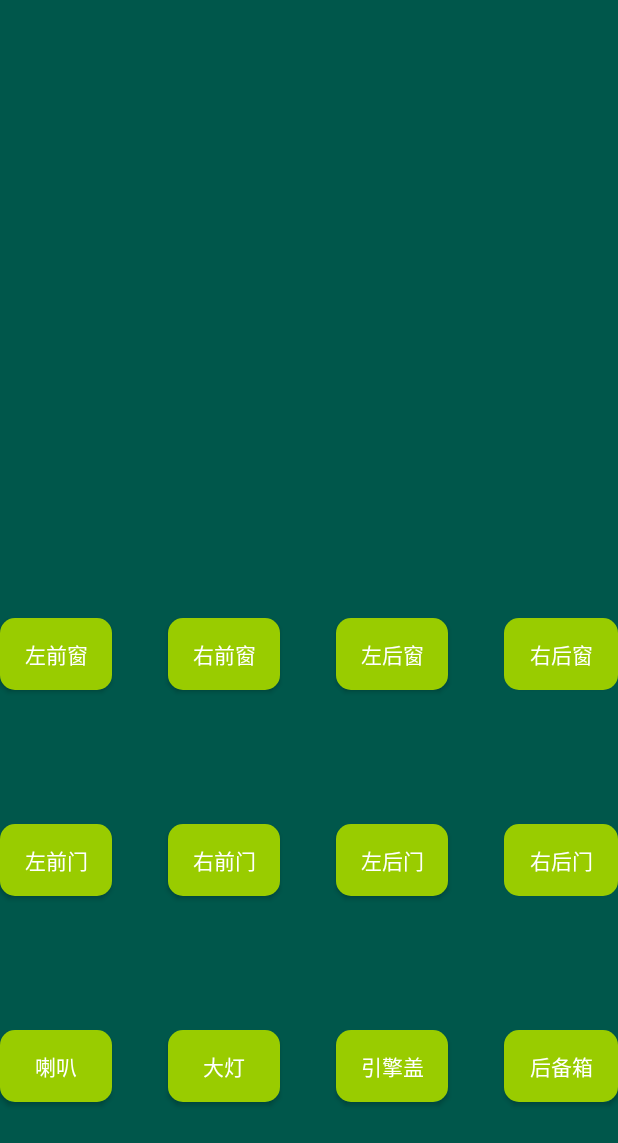
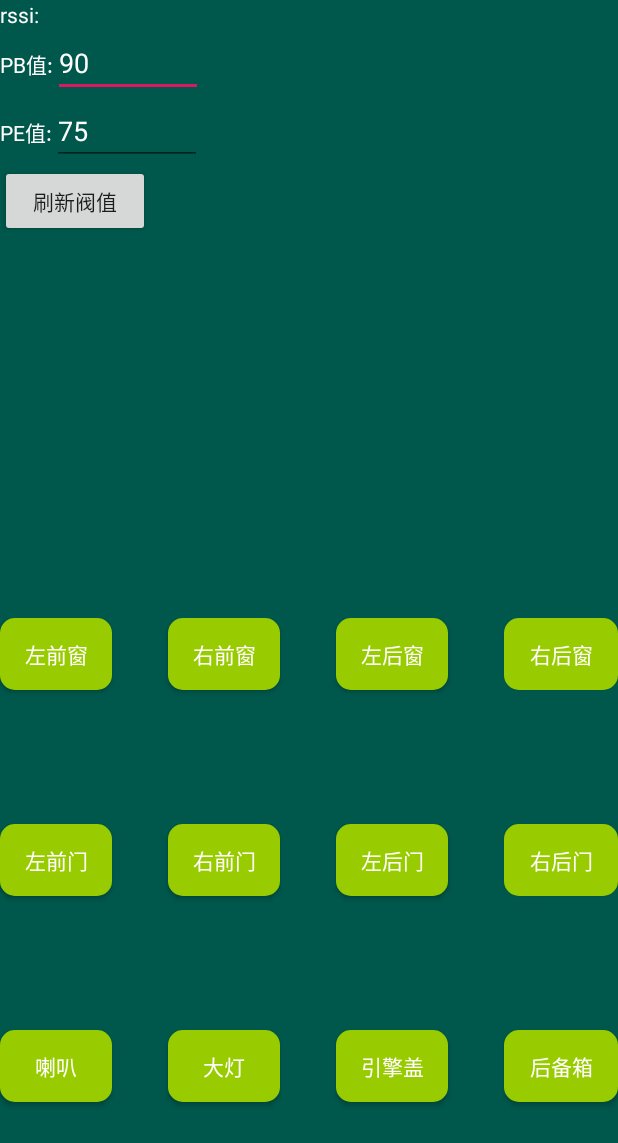
Before and after one commit to JunMaJianKe/BLTCarKey, an Android app: the DigitalKeyActivity screen opened directly, with no data from a screen before it, on a phone screen of 412 x 824 dp. Shown: the top 1143 px of the screen. Run offline under Robolectric (Android 15) with nearby library versions, the phone set to English and light mode, and no system bars; 2 statements that could not run were skipped.

Commit message:
first debugging

```diff
--- a/app/src/main/java/com/neo/bltcarkey/DigitalKeyActivity.java
+++ b/app/src/main/java/com/neo/bltcarkey/DigitalKeyActivity.java
@@ -3,8 +3,14 @@ package com.neo.bltcarkey;
 import android.app.Activity;
 import android.content.Intent;
 import android.os.Bundle;
+import android.os.Handler;
+import android.os.Message;
 import android.view.View;
 import android.widget.Button;
+import android.widget.EditText;
+import android.widget.TextView;
+
+import androidx.annotation.NonNull;
 
 import com.neo.bltcarkey.listener.OperationFeedBack;
 import com.neo.bltcarkey.common.Config;
@@ -37,7 +43,40 @@ public class DigitalKeyActivity extends Activity implements OperationFeedBack,
     private Button mCarHorn;
     private Button mCarLight;
 
+    private TextView tv_rssi;
+    private EditText etv_pb;
+    private EditText etv_pe;
+    private Button pbtn;
+    private int mCurrentPe = 75;
+    private int mCurrentPb = 90;
+
+
     private BleManager mBleManager;
+
+    private Handler mHandler = new Handler() {
+        @Override
+        public void handleMessage(@NonNull Message msg) {
+            super.handleMessage(msg);
+            if (msg.what == 1) {
+                int rssi = msg.arg1;
+                tv_rssi.setText("rssi:" + rssi);
+                if (mBleKeyLayout == null) {
+                    return;
+                }
+                int AbsRssi = Math.abs(rssi);
+                if (AbsRssi <= mCurrentPe) {
+                    mBleKeyLayout.setStatus(Config.STATUS_PS);
+                } else if (AbsRssi > mCurrentPe && AbsRssi <= mCurrentPb) {
+                    mBleKeyLayout.setStatus(Config.STATUS_PE);
+                } else if (AbsRssi > mCurrentPb) {
+                    mBleKeyLayout.setStatus(Config.STATUS_PB);
+                }
+            } else if (msg.what == 2) {
+
+            }
+
+        }
+    };
 
     @Override
     protected void onCreate(Bundle savedInstanceState) {
@@ -101,6 +140,13 @@ public class DigitalKeyActivity extends Activity implements OperationFeedBack,
             case R.id.car_light:
                 mBleManager.onControlLight();
                 break;
+            case R.id.btn_p:
+                String pe = etv_pe.getText().toString();
+                String pb = etv_pb.getText().toString();
+
+                mCurrentPe = Integer.valueOf(pe);
+                mCurrentPb = Integer.valueOf(pb);
+                break;
         }
     }
 
@@ -133,6 +179,14 @@ public class DigitalKeyActivity extends Activity implements OperationFeedBack,
 
     }
 
+    @Override
+    public void onUpdateRssi(int rssi) {
+        Message msg = Message.obtain();
+        msg.what = 1;
+        msg.arg1 = rssi;
+        mHandler.sendMessage(msg);
+    }
+
     private void initBle() {
         mBleManager = new BleManager(this, this);
     }
@@ -154,6 +208,8 @@ public class DigitalKeyActivity extends Activity implements OperationFeedBack,
         mCarTruck = findViewById(R.id.car_trunk);
         mCarHorn = findViewById(R.id.car_horn);
         mCarLight = findViewById(R.id.car_light);
+        tv_rssi = findViewById(R.id.tv_rssi);
+
 
         mLeftFrontDoor.setOnClickListener(this);
         mRightFrontDoor.setOnClickListener(this);
@@ -167,5 +223,10 @@ public class DigitalKeyActivity extends Activity implements OperationFeedBack,
         mCarHorn.setOnClickListener(this);
         mCarTruck.setOnClickListener(this);
         mCarHood.setOnClickListener(this);
+
+        etv_pb = findViewById(R.id.tv_pb);
+        etv_pe = findViewById(R.id.tv_pe);
+        pbtn = findViewById(R.id.btn_p);
+        pbtn.setOnClickListener(this);
     }
 }
--- a/app/src/main/java/com/neo/bltcarkey/common/Commons.java
+++ b/app/src/main/java/com/neo/bltcarkey/common/Commons.java
@@ -5,7 +5,7 @@ import java.util.UUID;
 public class Commons {
 
     //定义需要进行通信的ServiceUUID
-    public static  UUID BLE_SERVICE_UUID = UUID.fromString("0000xxxx-0000-1000-8000-00805f9b34fb");
+    public static  UUID BLE_SERVICE_UUID = UUID.fromString("0000180f-0000-1000-8000-00805f9b34fb");
     //定义需要进行通信的CharacteristicUUID
-    public static UUID BLE_CHARACTERISTIC_UUID = UUID.fromString("0000yyyy-0000-1000-8000-00805f9b34fb");
+    public static UUID BLE_CHARACTERISTIC_UUID = UUID.fromString("00001803-0000-1000-8000-00805f9b34fb");
 }
--- a/app/src/main/java/com/neo/bltcarkey/listener/BleReceiveListener.java
+++ b/app/src/main/java/com/neo/bltcarkey/listener/BleReceiveListener.java
@@ -2,4 +2,5 @@ package com.neo.bltcarkey.listener;
 
 public interface BleReceiveListener {
     void onBleDisconnect();
+    void onUpdateRssi(int rssi);
 }
--- a/app/src/main/java/com/neo/bltcarkey/listener/IBleConnectListener.java
+++ b/app/src/main/java/com/neo/bltcarkey/listener/IBleConnectListener.java
@@ -12,4 +12,5 @@ import android.bluetooth.BluetoothGatt;
 public interface IBleConnectListener {
     void onUpdateConnectStatus(BluetoothDevice device, int status);
     void setGatt(BluetoothGatt gatt);
+    void setRssi(int rssi);
 }
--- a/app/src/main/java/com/neo/bltcarkey/listener/OperationFeedBack.java
+++ b/app/src/main/java/com/neo/bltcarkey/listener/OperationFeedBack.java
@@ -16,4 +16,6 @@ public interface OperationFeedBack {
     void onUpdateKeyDistance(int status);
 
     void onBLeScan(int status, List<String> list);
+
+    void onUpdateRssi(int rssi);
 }
--- a/app/src/main/java/com/neo/bltcarkey/widget/BleKeyLayout.java
+++ b/app/src/main/java/com/neo/bltcarkey/widget/BleKeyLayout.java
@@ -6,6 +6,7 @@ import android.graphics.BitmapFactory;
 import android.graphics.Canvas;
 import android.graphics.Paint;
 import android.util.AttributeSet;
+import android.util.Log;
 import android.view.View;
 
 import androidx.core.content.ContextCompat;
@@ -88,6 +89,7 @@ public class BleKeyLayout extends View {
     }
 
     public void setStatus(int status) {
+        Log.d("BleKeyLayout", "status = " + status);
         switch (status) {
             case Config.STATUS_PB:
                 mPaint.setColor(mColorPb);
--- a/app/src/main/res/layout/car_key_layout.xml
+++ b/app/src/main/res/layout/car_key_layout.xml
@@ -10,10 +10,67 @@
         android:layout_height="0dp"
         android:layout_weight="3">
 
+        <LinearLayout
+            android:layout_width="wrap_content"
+            android:layout_height="wrap_content"
+            android:orientation="vertical">
+
+            <TextView
+                android:id="@+id/tv_rssi"
+                android:layout_width="wrap_content"
+                android:layout_height="wrap_content"
+                android:text="rssi:"
+                android:textColor="@android:color/white" />
+
+            <LinearLayout
+                android:layout_width="wrap_content"
+                android:layout_height="wrap_content">
+
+                <TextView
+                    android:layout_width="wrap_content"
+                    android:layout_height="wrap_content"
+                    android:text="PB值:"
+                    android:textColor="@android:color/white" />
+
+                <EditText
+                    android:id="@+id/tv_pb"
+                    android:layout_width="100dp"
+                    android:layout_height="wrap_content"
+                    android:digits="1234567890"
+                    android:hint="90"
+                    android:textColorHint="@android:color/white" />
+            </LinearLayout>
+
+            <LinearLayout
+                android:layout_width="wrap_content"
+                android:layout_height="wrap_content">
+
+                <TextView
+                    android:layout_width="wrap_content"
+                    android:layout_height="wrap_content"
+                    android:text="PE值:"
+                    android:textColor="@android:color/white" />
+
+                <EditText
+                    android:id="@+id/tv_pe"
+                    android:layout_width="100dp"
+                    android:layout_height="wrap_content"
+                    android:hint="75"
+                    android:digits="1234567890"
+                    android:textColorHint="@android:color/white" />
+            </LinearLayout>
+
+            <Button
+                android:id="@+id/btn_p"
+                android:layout_width="100dp"
+                android:layout_height="wrap_content"
+                android:text="刷新阀值" />
+        </LinearLayout>
+
         <com.neo.bltcarkey.widget.BleKeyLayout
             android:id="@+id/ble_key_layout"
             android:layout_width="wrap_content"
-            android:layout_height="wrap_content"/>
+            android:layout_height="wrap_content" />
     </FrameLayout>
 
     <LinearLayout
```
Also changed, not shown: app/src/main/java/com/neo/bltcarkey/BleManager.java (+8 -0 lines), app/src/main/java/com/neo/bltcarkey/BleManagerService.java (+11 -2 lines), app/src/main/java/com/neo/bltcarkey/callback/BleGattCallback.java (+10 -6 lines).
